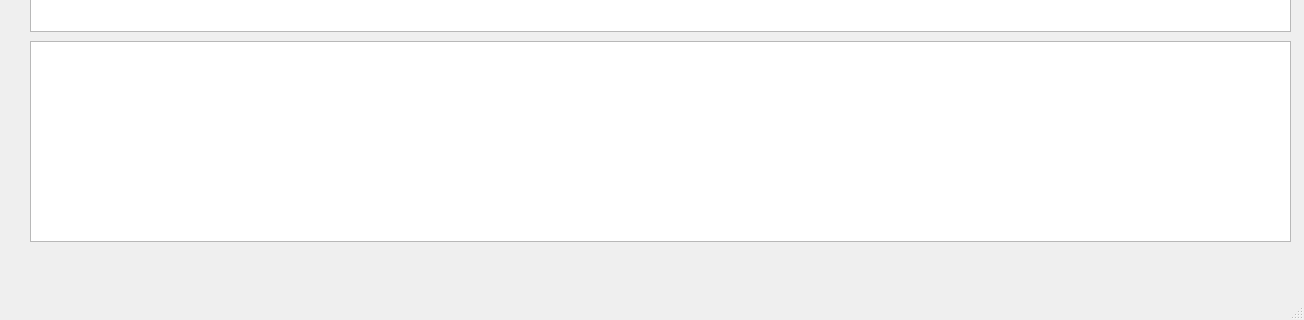
The window that mainwindow.ui (shinytang6/Sniffer) describes before a commit, drawn with Qt 5; both pictures show x 0 to 1304 and y 366 to 686 of the 1304 by 686 pixel window.
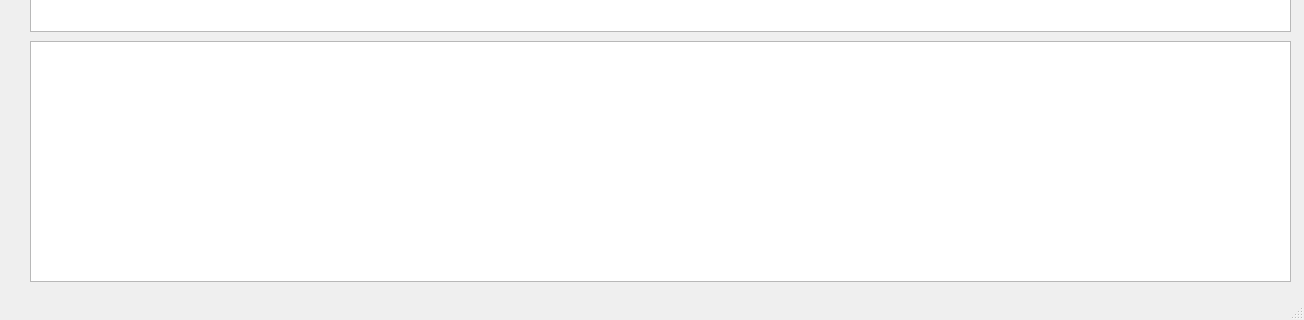
The same window after the commit. Icons and pictures are not drawn.

```diff
--- a/mainwindow.ui
+++ b/mainwindow.ui
@@ -221,7 +221,7 @@
       <x>30</x>
       <y>390</y>
       <width>1261</width>
-      <height>201</height>
+      <height>241</height>
      </rect>
     </property>
     <property name="styleSheet">
```
